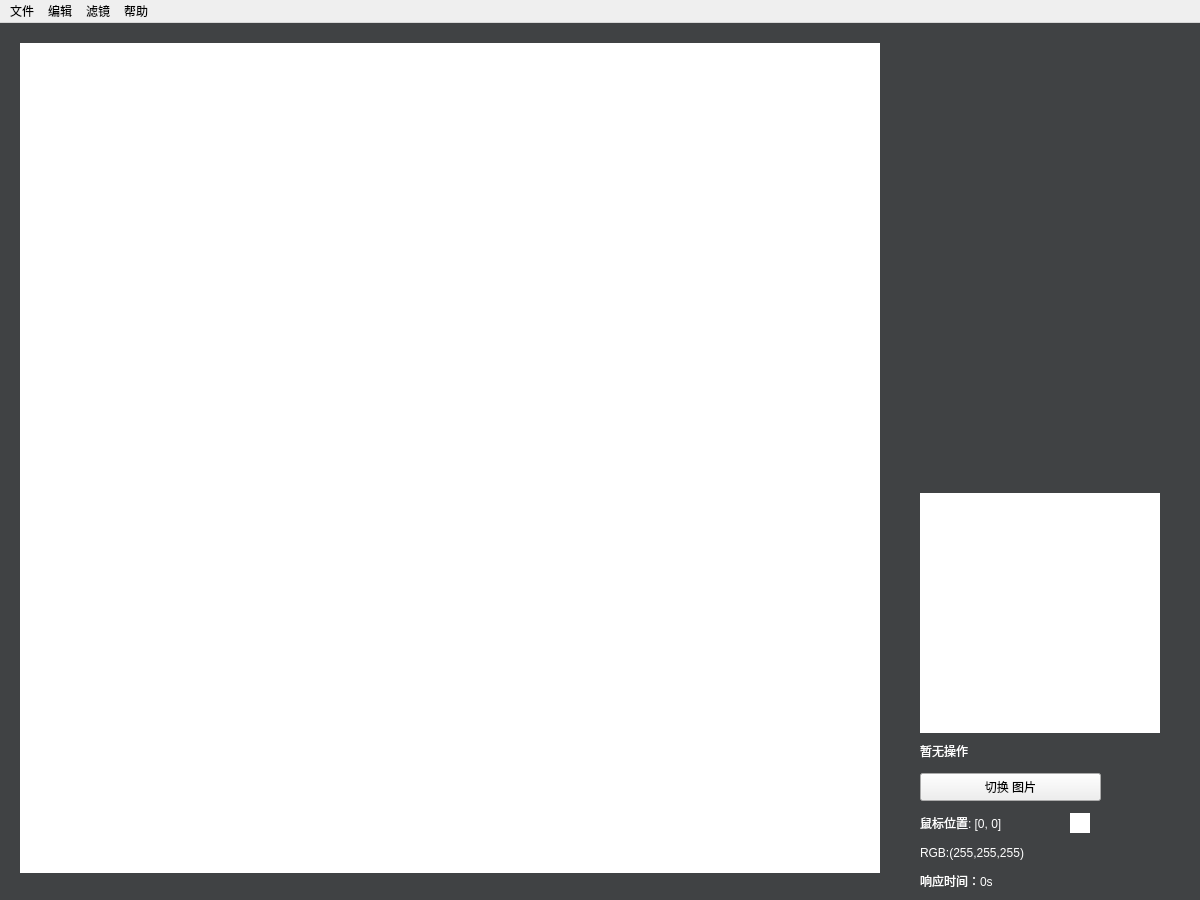
Old version of the form mainwindow.ui in the repository vitalight/Visionary.
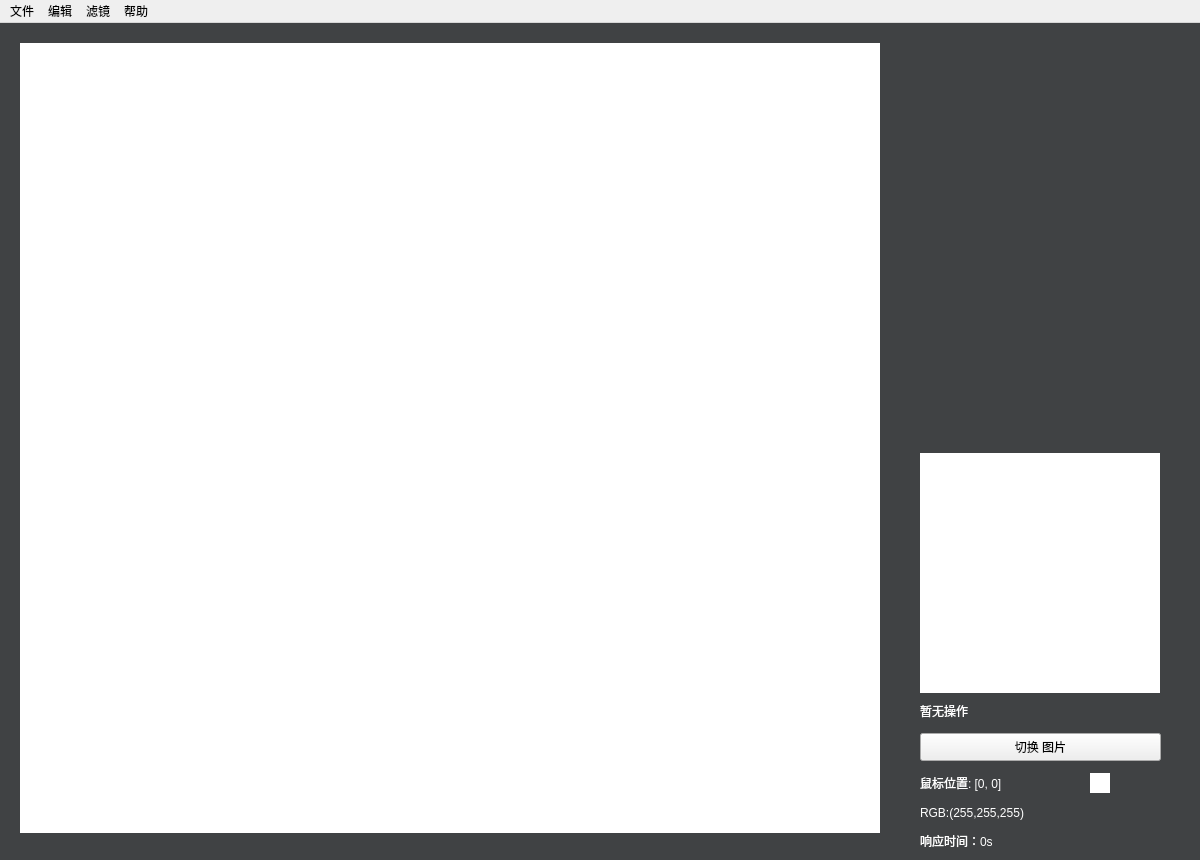
New version of the form. Custom widgets are drawn as their Qt base class.

Commit message: almost there!

Patch:
```diff
--- a/mainwindow.ui
+++ b/mainwindow.ui
@@ -7,7 +7,7 @@
     <x>0</x>
     <y>0</y>
     <width>1200</width>
-    <height>900</height>
+    <height>860</height>
    </rect>
   </property>
   <property name="mouseTracking">
@@ -33,7 +33,7 @@
     <property name="geometry">
      <rect>
       <x>920</x>
-      <y>850</y>
+      <y>810</y>
       <width>171</width>
       <height>16</height>
      </rect>
@@ -51,7 +51,7 @@
       <x>0</x>
       <y>0</y>
       <width>1200</width>
-      <height>900</height>
+      <height>860</height>
      </rect>
     </property>
     <property name="mouseTracking">
@@ -69,7 +69,7 @@
     <property name="geometry">
      <rect>
       <x>920</x>
-      <y>790</y>
+      <y>750</y>
       <width>251</width>
       <height>20</height>
      </rect>
@@ -84,8 +84,8 @@
    <widget class="QLabel" name="colorBar">
     <property name="geometry">
      <rect>
-      <x>1070</x>
-      <y>790</y>
+      <x>1090</x>
+      <y>750</y>
       <width>20</width>
       <height>20</height>
      </rect>
@@ -102,7 +102,7 @@
     <property name="geometry">
      <rect>
       <x>920</x>
-      <y>820</y>
+      <y>780</y>
       <width>151</width>
       <height>20</height>
      </rect>
@@ -118,8 +118,8 @@
     <property name="geometry">
      <rect>
       <x>920</x>
-      <y>750</y>
-      <width>181</width>
+      <y>710</y>
+      <width>241</width>
       <height>28</height>
      </rect>
     </property>
@@ -133,7 +133,7 @@
       <x>20</x>
       <y>20</y>
       <width>860</width>
-      <height>830</height>
+      <height>790</height>
      </rect>
     </property>
     <property name="mouseTracking">
@@ -151,7 +151,7 @@
     <property name="geometry">
      <rect>
       <x>920</x>
-      <y>720</y>
+      <y>680</y>
       <width>241</width>
       <height>16</height>
      </rect>
@@ -167,7 +167,7 @@
     <property name="geometry">
      <rect>
       <x>920</x>
-      <y>470</y>
+      <y>430</y>
       <width>240</width>
       <height>240</height>
      </rect>
@@ -186,9 +186,9 @@
     <property name="geometry">
      <rect>
       <x>922</x>
-      <y>20</y>
+      <y>30</y>
       <width>241</width>
-      <height>431</height>
+      <height>371</height>
      </rect>
     </property>
     <layout class="QGridLayout" name="gridLayout" rowstretch="0">
@@ -199,7 +199,7 @@
       <number>6</number>
      </property>
      <property name="verticalSpacing">
-      <number>12</number>
+      <number>10</number>
      </property>
     </layout>
    </widget>
```
The commit also changes 2 other files.
